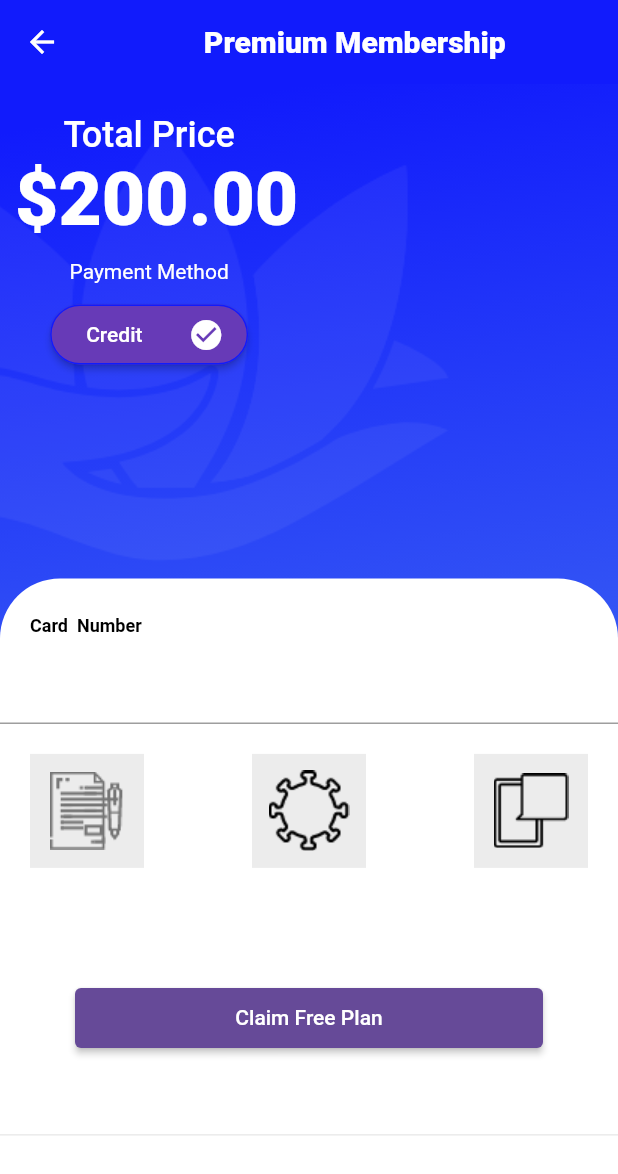
After one commit to wasitmirani/nexus-wellness-app, a Flutter app: the PremiumPlanPayment screen opened directly, on a phone screen of 412 x 824 dp. The commit adds this screen. Shown: the top 1174 px of the screen. Run offline on Flutter 3.47's test engine with Material 2 defaults, Android fonts, the phone set to English and light mode, and no system bars; our stand-ins replace chewie, shared_preferences, video_player; missing offline and left inert: dart:html, flutter_authorize_net_client; accounts and stored records are empty.

Commit message:
payment screen added

```diff
--- a/lib/assets/constants.dart
+++ b/lib/assets/constants.dart
@@ -12,6 +12,12 @@ final TextStyle kTitleStyle = TextStyle(
   color: Color(kPrimaryColor),
 );
 
+final TextStyle kTitleBlackStyle = TextStyle(
+  fontSize: 30,
+  fontWeight: FontWeight.bold,
+  color: Color(kBlackColor),
+);
+
 final TextStyle ksubTitleGreenStyle = TextStyle(
   fontSize: 14,
   fontWeight: FontWeight.bold,
--- a/lib/main.dart
+++ b/lib/main.dart
@@ -9,6 +9,7 @@ import 'package:nexuswellness/screens/feeds.dart';
 import 'package:nexuswellness/screens/freeMember.dart';
 import 'package:nexuswellness/screens/home.dart';
 import 'package:nexuswellness/screens/premiumPlan.dart';
+import 'package:nexuswellness/screens/premiumPlanePayment.dart';
 import 'package:nexuswellness/screens/profile.dart';
 import 'package:nexuswellness/screens/signupPage.dart';
 import 'package:nexuswellness/screens/videos.dart';
@@ -40,6 +41,7 @@ class MyApp extends StatelessWidget {
         '/free/member': (context) => FreePlan(),
         '/customize/plan': (context) => CustomizePlan(),
         '/premium/plan': (context) => PremiumPlan(),
+        '/premium/payment': (context) => PremiumPlanPayment(),
         '/new/feeds': (context) => Feeds(),
       },
     );
--- /dev/null
+++ b/lib/screens/premiumPlanePayment.dart
@@ -0,0 +1,178 @@
+import 'dart:convert';
+import 'dart:ui';
+
+import 'package:flutter/material.dart';
+import 'package:nexuswellness/assets/constants.dart';
+import 'package:nexuswellness/widgets/mainwidgets.dart';
+
+class PremiumPlanPayment extends StatefulWidget {
+  const PremiumPlanPayment({Key? key}) : super(key: key);
+
+  @override
+  _PremiumPlanPaymentState createState() => _PremiumPlanPaymentState();
+}
+
+class _PremiumPlanPaymentState extends State<PremiumPlanPayment> {
+  String price = "200.00";
+  String currency = "USD";
+  TextEditingController cardTextController = new TextEditingController();
+  TextEditingController dateTextController = new TextEditingController();
+  TextEditingController cvvTextController = new TextEditingController();
+  TextEditingController cardHolderTextController = new TextEditingController();
+
+  @override
+  Widget build(BuildContext context) {
+    return Scaffold(
+      appBar: AppBar(
+        backgroundColor: Color(kblueColor),
+        title: Center(
+            child: Text(" Premium Membership",
+                style: TextStyle(fontSize: 20, fontWeight: FontWeight.w800))),
+        elevation: 0,
+      ),
+      body: new Stack(children: <Widget>[
+        planBgScreen("premiumplanbg.png"),
+        Column(
+          children: [
+            SizedBox(height: 20),
+            Text("Total Price",
+                style: TextStyle(
+                    fontSize: 24,
+                    color: Colors.white,
+                    fontWeight: FontWeight.w500)),
+            Padding(
+              padding: const EdgeInsets.only(left: 10),
+              child: Text("\$" + price.toString(),
+                  style: TextStyle(
+                      fontSize: 50,
+                      color: Colors.white,
+                      fontWeight: FontWeight.w800)),
+            ),
+            SizedBox(height: 10),
+            Text("Payment Method",
+                style: TextStyle(
+                    fontSize: 14,
+                    color: Colors.white,
+                    fontWeight: FontWeight.w400)),
+            SizedBox(height: 10),
+            ElevatedButton(
+                onPressed: () {},
+                child: Container(
+                  width: 100,
+                  height: 40,
+                  child: Row(
+                    mainAxisAlignment: MainAxisAlignment.spaceBetween,
+                    children: [
+                      Padding(
+                        padding: const EdgeInsets.all(8.0),
+                        child: Text("Credit", style: TextStyle(fontSize: 14)),
+                      ),
+                      Icon(Icons.check_circle)
+                    ],
+                  ),
+                ),
+                style: ButtonStyle(
+
+                    shape: MaterialStateProperty.all<RoundedRectangleBorder>(
+                        RoundedRectangleBorder(
+                            borderRadius: BorderRadius.only(
+                              topLeft: Radius.circular(40),
+                              topRight: Radius.circular(40),
+                              bottomLeft: Radius.circular(40),
+                              bottomRight: Radius.circular(40),
+                            ),
+                            side: BorderSide(color: Color(kblueColor))))))
+          ],
+        ),
+        Padding(
+          padding:
+              EdgeInsets.only(top: MediaQuery.of(context).size.height / 2.5),
+          child: Container(
+            decoration: BoxDecoration(
+                color: Colors.white,
+                borderRadius: BorderRadius.only(
+                  topLeft: Radius.circular(40),
+                  topRight: Radius.circular(40),
+                )),
+            child: ListView(
+              children: [
+                SizedBox(
+                  height: 5,
+                ),
+                Padding(
+                  padding: EdgeInsets.fromLTRB(20, 20, 10, 10),
+                  child: Text("Card  Number", style: ksubTitleBlackStyle),
+                ),
+                TextField(
+                  controller: cardTextController,
+                ),
+                Padding(
+                  padding: const EdgeInsets.all(20.0),
+                  child: Row(
+                    mainAxisAlignment: MainAxisAlignment.spaceBetween,
+                    children: [
+                      Container(
+                        color: Color(0xFFECECEC),
+                        child: IconButton(
+                          color: Colors.white,
+                          iconSize: 60,
+                          icon: Image.asset('assets/images/icons/article.png'),
+                          tooltip: 'article',
+                          onPressed: () {},
+                        ),
+                      ),
+                      Container(
+                        color: Color(0xFFECECEC),
+                        child: IconButton(
+                          color: Colors.white,
+                          iconSize: 60,
+                          icon: Image.asset('assets/images/icons/covid.png'),
+                          tooltip: 'covid',
+                          onPressed: () {},
+                        ),
+                      ),
+                      Container(
+                        color: Color(0xFFECECEC),
+                        child: IconButton(
+                          color: Colors.white,
+                          iconSize: 60,
+                          icon: Image.asset('assets/images/icons/path.png'),
+                          tooltip: 'path',
+                          onPressed: () {},
+                        ),
+                      ),
+                    ],
+                  ),
+                ),
+                SizedBox(
+                  height: 10,
+                ),
+                Center(
+                  child: Padding(
+                    padding: const EdgeInsets.all(50.0),
+                    child: Container(
+                      width: MediaQuery.of(context).size.width / 1,
+                      height: 40,
+                      child: ElevatedButton(
+                        style: ElevatedButton.styleFrom(
+                          primary: Color(kPrimaryColor), // background
+                          onPrimary: Colors.white, // foreground
+                        ),
+                        onPressed: () async {
+                          print("hello");
+                          // updateUserPlane('1');
+                        },
+                        child: Text('Claim Free Plan'),
+                      ),
+                    ),
+                  ),
+                ),
+                Divider(),
+              ],
+            ),
+          ),
+        ),
+      ]),
+    );
+  }
+}
```
